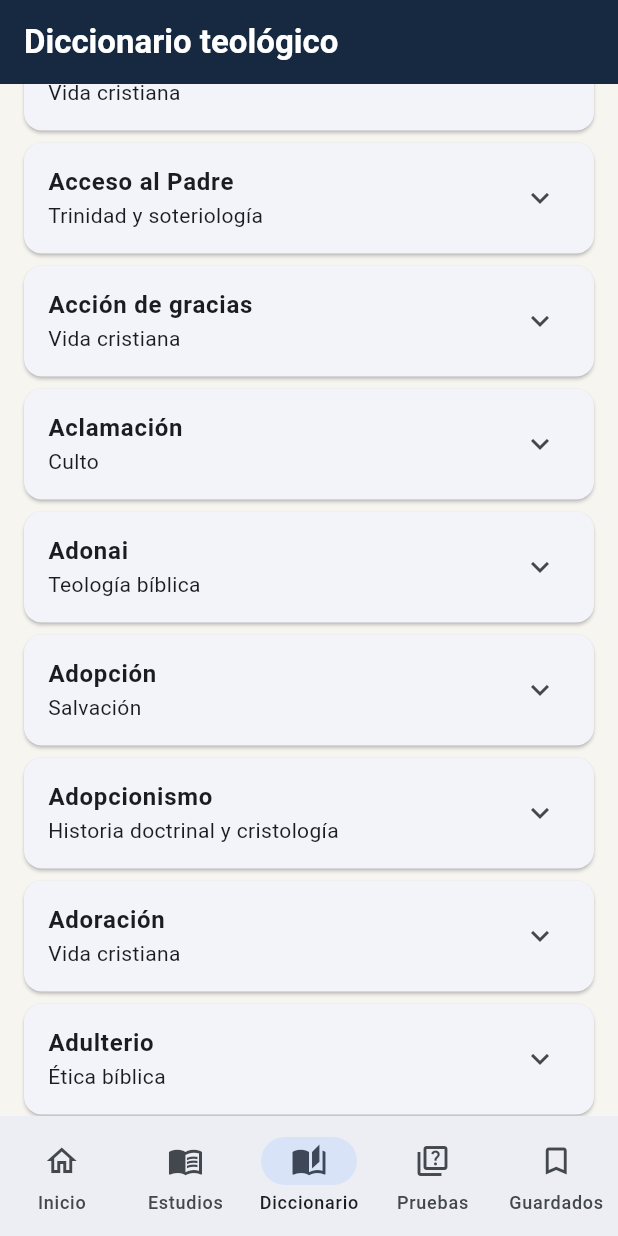
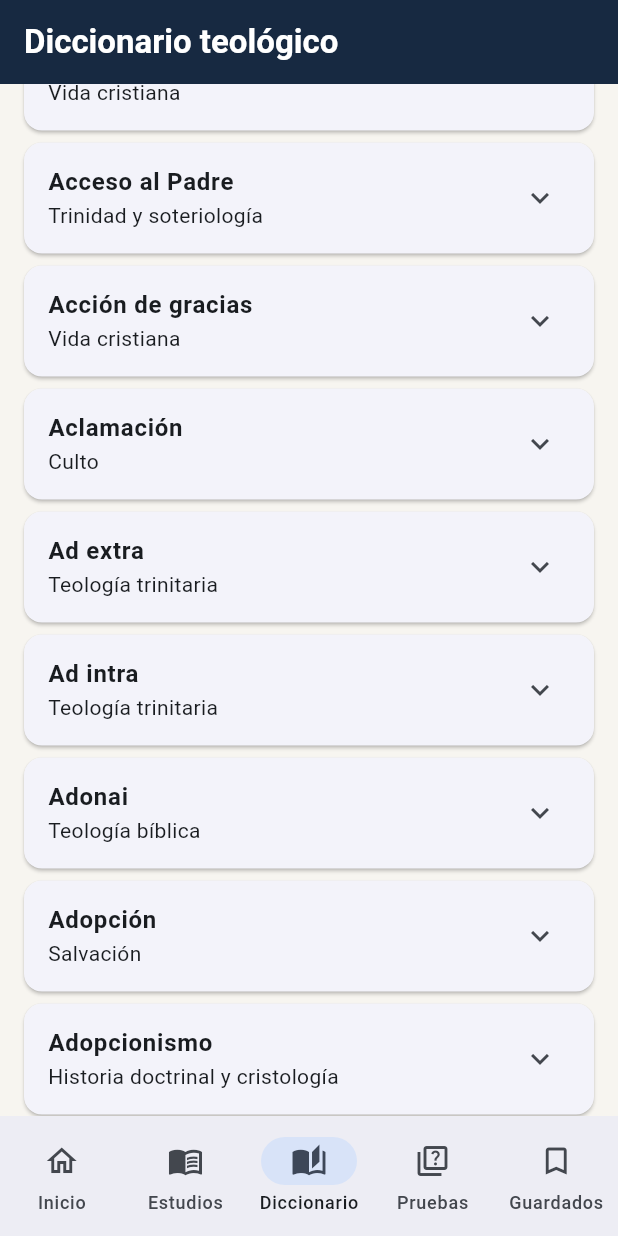
Before and after one commit to Darvispolanco/la-sana-doctrina, a Flutter app: the screen it shows after launch, item 3 of the bottom bar chosen, scrolled down 576 dp, on a phone screen of 412 x 824 dp. Run offline on Flutter 3.47's test engine with Material 3 defaults, Android fonts, the phone set to English and light mode, and no system bars; our stand-ins replace google_mobile_ads, shared_preferences; network calls fail.

Commit message:
Integrar sexta ampliación del diccionario

```diff
--- a/lib/main.dart
+++ b/lib/main.dart
@@ -7,6 +7,7 @@ import 'dictionary_tranche_02.dart';
 import 'dictionary_tranche_03.dart';
 import 'dictionary_tranche_04.dart';
 import 'dictionary_tranche_05.dart';
+import 'dictionary_tranche_06.dart';
 import 'quiz_data.dart';
 import 'study_data.dart';
 export 'study_data.dart';
@@ -560,6 +561,13 @@ final List<DictionaryTerm> dictionaryTerms = [
         context: entry['context']!,
       )),
   ...dictionaryTranche05.map((entry) => DictionaryTerm(
+        entry['term']!,
+        entry['definition']!,
+        entry['category']!,
+        entry['references']!,
+        context: entry['context']!,
+      )),
+  ...dictionaryTranche06.map((entry) => DictionaryTerm(
         entry['term']!,
         entry['definition']!,
         entry['category']!,
```
